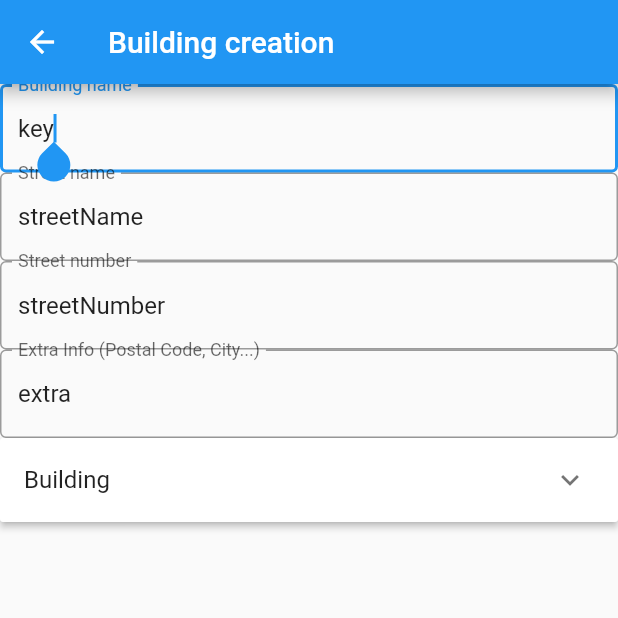
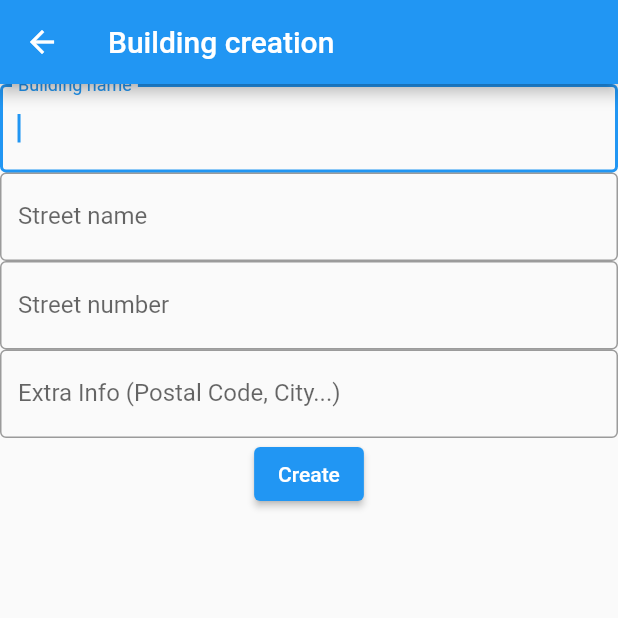
Before and after one commit to it-at-m/epitaph_ips, a Flutter app: the screen it shows after launch, after a tap on "Create Building", on a phone screen of 412 x 824 dp, the top half of it. Run offline on Flutter 3.47's test engine with Material 2 defaults, Android fonts, the phone set to English and light mode, and no system bars; missing offline and left inert: data, ml_linalg.

Commit message:
New building view.

```diff
--- a/example/lib/building_form.dart
+++ b/example/lib/building_form.dart
@@ -1,6 +1,8 @@
+import 'package:example/building_view.dart';
 import 'package:flutter/material.dart';
 import 'mock_building.dart';
-import 'myWidgets.dart';
+import 'custom_widgets.dart';
+import 'package:epitaph_ips/epitaph_ips/buildings/world_location.dart';
 
 // Define a custom Form widget.
 class BuildingForm extends StatefulWidget {
@@ -16,33 +18,44 @@ class BuildingFormState extends State<BuildingForm> {
   final _formKey = GlobalKey<FormState>();
   static MockBuilding mockupBuilding = MockBuilding();
 
-  final Map controllers = MyControllers.createControllers();
-  final List formKeys = MyControllers.getKeys();
-  final List formLabels = MyControllers.getLabels();
-  final Map formKeyLabels = MyControllers.getKeyLabels();
-
-  Item panel = Item(
-    headerValue: 'Building',
-    expandedValue: const Text(""),
-  );
+  final Map controllers = CustomControllers.createControllers();
+  final List formKeys = CustomControllers.getKeys();
+  final List formLabels = CustomControllers.getLabels();
+  final Map formKeyLabels = CustomControllers.getKeyLabels();
+  final Map values = {};
 
   void _saveLatestValue() {
-    final List<Widget> children = [];
-    final buildingView = Column(
-      crossAxisAlignment: CrossAxisAlignment.start,
-      children: children,
-    );
+    final Map rawValues = {};
     for (var key in formKeys) {
-      children.add(MyPadding(key, controllers[key].text));
-      children.add(MyDivider());
+      rawValues[key] = controllers[key].text;
     }
-    panel.expandedValue = buildingView;
+    final String location = WorldLocation(
+        streetName: rawValues["streetName"],
+        streetNumber: rawValues["streetNumber"],
+        extra: rawValues["extra"])
+        .toFullName();
+
+    setState(() {
+      values["Name"] = rawValues["key"];
+      values["Location"] = location;
+    });
+  }
+
+  _submit() {
+    if (_formKey.currentState!.validate()) {
+      Navigator.push(
+        context,
+        MaterialPageRoute(
+          builder: (context) => BuildingView(values: values),
+        ),
+      );
+    }
   }
 
   List<Widget> _createFields() {
     List<Widget> fields = [];
     formKeyLabels.forEach((key, label) {
-      fields.add(MyField(label, controllers[key]));
+      fields.add(CustomField(label, controllers[key]));
     });
     return fields;
   }
@@ -74,21 +87,11 @@ class BuildingFormState extends State<BuildingForm> {
               Column(
                 children: _createFields(),
               ),
-              ExpansionPanelList(
-                expansionCallback: (int i, bool isExpanded) {
-                  setState(() {
-                    panel.isExpanded = !isExpanded;
-                  });
+              ElevatedButton(
+                onPressed: () {
+                  _submit();
                 },
-                children: <ExpansionPanel>[
-                  ExpansionPanel(
-                    headerBuilder: (BuildContext context, bool isExpanded) {
-                      return ListTile(title: Text(panel.headerValue));
-                    },
-                    body: panel.expandedValue,
-                    isExpanded: panel.isExpanded,
-                  ),
-                ],
+                child: const Text('Create'),
               ),
             ],
           ),
--- a/example/lib/myWidgets.dart
+++ b/example/lib/custom_widgets.dart
@@ -1,45 +1,7 @@
 import 'package:flutter/material.dart';
-import 'ui_constants.dart';
 
-class MyAppBar extends AppBar {
-  MyAppBar(String text, BuildContext context, {Key? key})
-      : super(
-          key: key,
-          elevation: 15.0,
-          shape: const RoundedRectangleBorder(
-            borderRadius: BorderRadius.only(
-              bottomLeft: Radius.circular(25),
-              bottomRight: Radius.circular(25),
-            ),
-          ),
-          flexibleSpace: Container(
-            alignment: Alignment.center,
-            child: Text(
-              text,
-              style: TextStyleConstants.appBar(context),
-            ),
-            decoration: BoxDecoration(
-              borderRadius: const BorderRadius.only(
-                bottomLeft: Radius.circular(25),
-                bottomRight: Radius.circular(25),
-              ),
-              color: ColorConstants.kvrBlue100,
-            ),
-          ),
-          leading: IconButton(
-            icon: Icon(
-              Icons.arrow_back,
-              color: ColorConstants.white,
-              size: 25,
-            ),
-            alignment: Alignment.topCenter,
-            onPressed: () => Navigator.of(context).pop(),
-          ),
-        );
-}
-
-class MyPadding extends Padding {
-  MyPadding(String label, String text, {Key? key})
+class CustomPadding extends Padding {
+  CustomPadding(String label, String text, {Key? key})
       : super(
           key: key,
           padding: const EdgeInsets.only(left: 2, right: 2),
@@ -58,11 +20,11 @@ class MyPadding extends Padding {
         );
 }
 
-class MyDivider extends Divider {
-  MyDivider({Key? key})
+class CustomDivider extends Divider {
+  const CustomDivider({Key? key})
       : super(
           key: key,
-          color: ColorConstants.black,
+          color: Colors.black,
           indent: 1,
           endIndent: 1,
           thickness: 2,
@@ -80,7 +42,7 @@ class Item {
   bool isExpanded;
 }
 
-class MyControllers {
+class CustomControllers {
 
   //['key', 'streetName', 'streetNumber', 'extra', 'floors', 'area', 'points', 'x', 'y', 'z', floorNumber, beacons: [{id: 001, name: bc1, position: {x: 1.0, y: 1.0, z: 0.0}}, {id: 002, name: bc2, position: {x: 10.0, y: 1.0, z: 0.0}}], rooms: [{key: 01, area: {points: [{x: 1.0, y: 1.0, z: 0.0}, {x: 1.0, y: 10.0, z: 0.0}, {x: 10.0, y: 10.0, z: 0.0}, {x: 10.0, y: 1.0, z: 0.0}]}}, {key: 02, area: {points: [{x: 11.0, y: 1.0, z: 0.0}, {x: 11.0, y: 10.0, z: 0.0}, {x: 20.0, y: 20.0, z: 0.0}, {x: 20.0, y: 1.0, z: 0.0}]}}], landmarks: []}], area: {points: [{x: -1.0, y: -1.0, z: 0.0}, {x: -1.0, y: 22.0, z: 0.0}, {x: 22.0, y: 22.0, z: 0.0}, {x: 22.0, y: -1.0, z: 0.0}]}};
   static final List _formKeys = ['key', 'streetName', 'streetNumber', 'extra'];
@@ -105,14 +67,14 @@ class MyControllers {
   static Map createControllers() {
     Map controllers = {};
     for (var k in _formKeys) {
-      controllers[k] = TextEditingController(text: k);
+      controllers[k] = TextEditingController();
     }
     return controllers;
   }
 }
 
-class MyField extends TextFormField {
-  MyField(String label, controller, {Key? key})
+class CustomField extends TextFormField {
+  CustomField(String label, controller, {Key? key})
       : super(
           key: key,
           controller: controller,
--- a/example/lib/main.dart
+++ b/example/lib/main.dart
@@ -1,7 +1,5 @@
-import 'package:example/building_view.dart';
 import 'package:flutter/material.dart';
 import 'building_form.dart';
-import 'mock_building.dart';
 
 void main() {
   runApp(const MyApp());
@@ -21,7 +19,6 @@ class MyApp extends StatelessWidget {
         '/Create Building': (context) => const BuildingForm(),
         '/Create Graph': (context) => const BuildingForm(),
         '/Tracking': (context) => const BuildingForm(),
-        '/Create Building/Building view': (context) => const BuildingView()
 
       },
     );
--- a/example/lib/mock_building.dart
+++ b/example/lib/mock_building.dart
@@ -5,7 +5,6 @@ import 'package:epitaph_ips/epitaph_ips/buildings/polygonal_area.dart';
 import 'package:epitaph_ips/epitaph_ips/buildings/room.dart';
 import 'package:epitaph_ips/epitaph_ips/buildings/world_location.dart';
 import 'package:epitaph_ips/epitaph_ips/positioning_system/mock_beacon.dart';
-
 
 class MockBuilding  extends Building {
   MockBuilding()
--- a/example/lib/ui_constants.dart
+++ /dev/null
@@ -1,88 +0,0 @@
-import 'package:flutter/material.dart';
-
-class ColorConstants {
-
-  static Color buttonGreen = const Color.fromRGBO(141, 168, 8, 0.45);
-  static Color black = Colors.black;
-  static Color kvrBlue = const Color(0xff172634);
-  static Color kvrBlue10 = const Color(0xffdfe2ed);
-  static Color kvrBlue30 = const Color(0xffA5ABC6);
-  static Color kvrBlue50 = const Color(0xff8893b3);
-  static Color kvrBlue70 = const Color(0xff405685);
-  static Color kvrBlue100 = const Color(0xff00245c);
-  static Color white = const Color(0xffdfe1ed);
-  static Color backgroundColor = const Color(0xFFB7BED3);
-  static Color whiteNormal = Colors.white;
-  static Color white70 = Colors.white70;
-  static Color greyNormal = Colors.grey;
-  static Color lightBlue = Colors.lightBlue; //frosted_button.dart
-  static Color blueAccent = Colors.blueAccent;
-  static Color boxShadowBlue = const Color.fromRGBO(
-      31, 38, 135, 0.19); //frosted_button.dart
-  static Color boxBorderWhite = Colors.white.withOpacity(0.18);
-  static Color whiteWithOpacity0 = Colors.white.withOpacity(0);
-  static Color boxShadowBlack = Colors.black.withOpacity(0.2);
-  static Color myPositionCircle = const Color(0x00808080).withOpacity(0.3);
-  static Color frostedBgColorGrey = Colors.grey.shade200.withOpacity(
-      0.45);
-  static Color boxBorderRed = Colors.red.shade600.withOpacity(0.45);
-  static Color transparent = Colors.transparent;
-}
-
-class TextStyleConstants {
-
-  static TextStyle buttonGreenText(context) {
-    return TextStyle(color: Colors.black,
-        fontSize: 0.052 * MediaQuery.of(context).size.width,
-        fontWeight: FontWeight.bold);
-  }
-
-  static TextStyle headerText(context) {
-    return TextStyle(color: Colors.black,
-        fontSize: 0.057 * MediaQuery.of(context).size.width,
-        fontWeight: FontWeight.bold);
-  }
-
-  static TextStyle headerTextNormal(context){
-    return TextStyle(fontSize: 0.057 * MediaQuery.of(context).size.width);
-  }
-
-  static TextStyle normalText(context) {
-    return TextStyle(color: Colors.black,
-        fontSize: 0.046 * MediaQuery.of(context).size.width,
-        fontWeight: FontWeight.normal);
-  }
-
-  static TextStyle normalTextBold(context) {
-    return TextStyle(color: Colors.black,
-        fontSize: 0.046 * MediaQuery.of(context).size.width,
-        fontWeight: FontWeight.bold);
-  }
-
-  static TextStyle appBar(context) {
-    return TextStyle(fontSize: 0.052 * MediaQuery.of(context).size.width,
-        fontWeight: FontWeight.bold,
-        color: const Color(0xffdfe1ed));
-  }
-
-  static TextStyle buttonTextBold(context){
-    return TextStyle (fontSize: 0.057 * MediaQuery.of(context).size.width,
-        fontWeight: FontWeight.bold);
-  }
-
-  static TextStyle buttonText(context){
-    return TextStyle (fontSize: 0.057 * MediaQuery.of(context).size.width,
-        fontWeight: FontWeight.normal);
-  }
-
-  static TextStyle headerTextWithColor(context) {
-    return TextStyle (color: const Color(0xff172634),
-      fontSize: 0.057 * MediaQuery.of(context).size.width,
-      fontWeight: FontWeight.w500,);
-  }
-
-  static TextStyle hintText (context){
-    return TextStyle (fontSize: 0.057 * MediaQuery.of(context).size.width,
-        fontWeight: FontWeight.bold);
-  }
-}
```
Also changed, not shown: example/lib/building_view.dart (+13 -32 lines), 1 other file.
